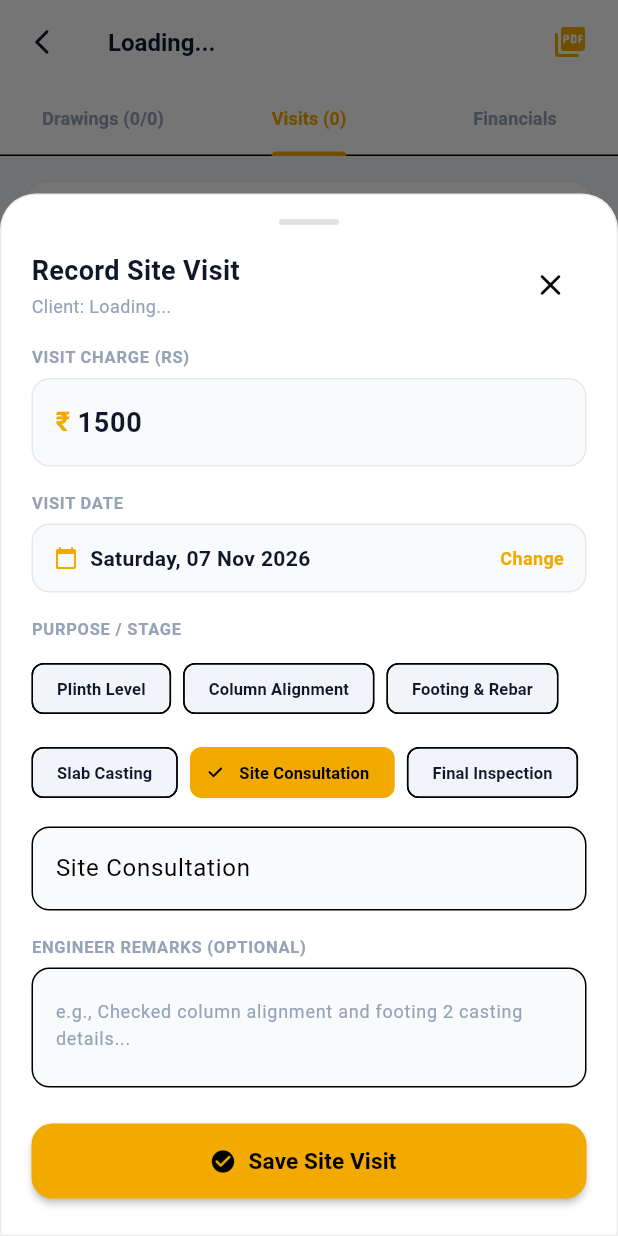
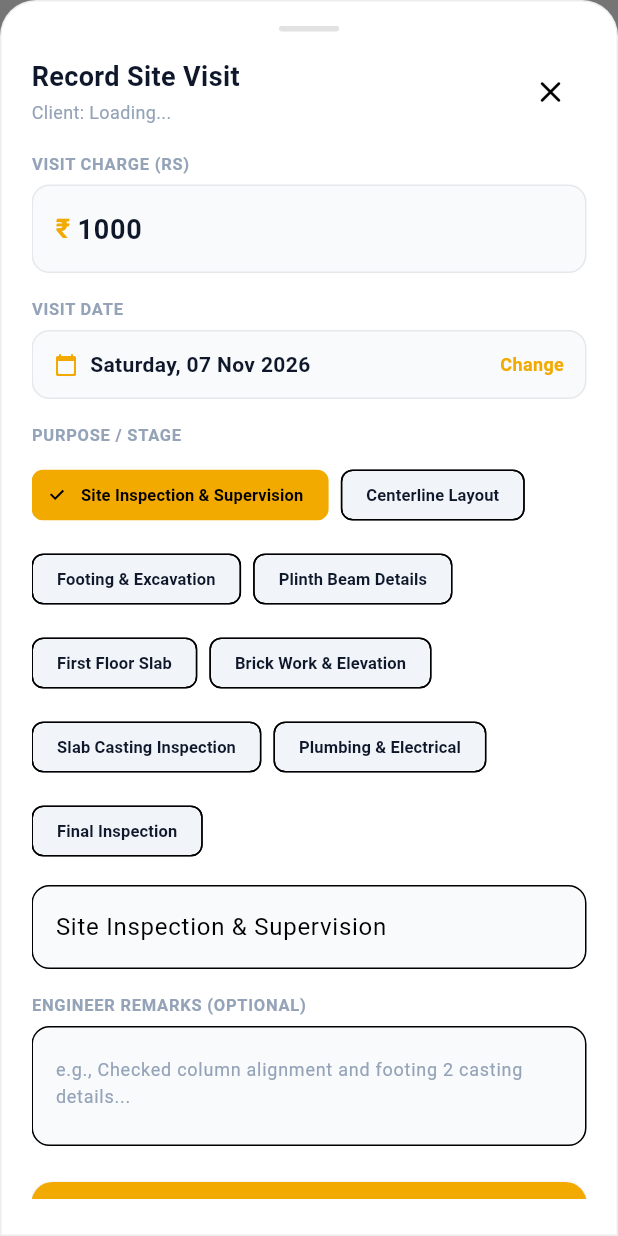
Before and after one commit to Tanvir4801/YS-Trackify, a Flutter app: the HousePlanDetailScreen screen opened directly with empty values, tab 2 chosen, after a tap on "+ Log Site Visit", on a phone screen of 412 x 824 dp. Run offline on Flutter 3.47's test engine with Material 3 defaults, Android fonts, the phone set to English and light mode, and no system bars; our stand-ins replace cloud_firestore, cloud_functions, connectivity_plus, device_info_plus, firebase_auth, firebase_core and 17 more; missing offline and left inert: dart:html, excel, firebase_app_check, mobile_scanner; accounts and stored records are empty.

Commit message:
fix(visits): consolidate to single +Log Site Visit button, remove FAB and bottom duplicate, fix amount validation and UI

```diff
--- a/lib/screens/plans/house_plan_detail_screen.dart
+++ b/lib/screens/plans/house_plan_detail_screen.dart
@@ -192,14 +192,6 @@ class _HousePlanDetailScreenState extends State<HousePlanDetailScreen>
           _buildFinancialsTab(owner, isDark, surface, border, textPrimary, textMuted),
         ],
       ),
-      floatingActionButton: _tabController.index == 1
-          ? FloatingActionButton.extended(
-              backgroundColor: AppColors.primaryColor(context),
-              icon: const Icon(Icons.add_rounded, color: Colors.black),
-              label: const Text('Log Visit', style: TextStyle(fontWeight: FontWeight.bold, color: Colors.black)),
-              onPressed: () => SiteVisitBottomSheet.show(context, owner: owner, provider: provider),
-            )
-          : null,
     );
   }
 
@@ -896,9 +888,9 @@ class _HousePlanDetailScreenState extends State<HousePlanDetailScreen>
     final visits = owner.siteVisits;
 
     return ListView(
-      padding: const EdgeInsets.fromLTRB(16, 16, 16, 88),
+      padding: const EdgeInsets.fromLTRB(16, 16, 16, 28),
       children: [
-        // Visits financial banner
+        // Visits financial banner with the single authoritative Log Visit action
         Container(
           padding: const EdgeInsets.all(16),
           decoration: BoxDecoration(
@@ -937,8 +929,8 @@ class _HousePlanDetailScreenState extends State<HousePlanDetailScreen>
                   label: const Text('+ Log Site Visit', style: TextStyle(fontWeight: FontWeight.bold, color: Colors.black, fontSize: 13)),
                   style: ElevatedButton.styleFrom(
                     backgroundColor: AppColors.primaryColor(context),
-                    padding: const EdgeInsets.symmetric(vertical: 11),
-                    shape: RoundedRectangleBorder(borderRadius: BorderRadius.circular(10)),
+                    padding: const EdgeInsets.symmetric(vertical: 12),
+                    shape: RoundedRectangleBorder(borderRadius: BorderRadius.circular(12)),
                     elevation: 0,
                   ),
                   onPressed: () => SiteVisitBottomSheet.show(context, owner: owner, provider: provider),
@@ -952,25 +944,14 @@ class _HousePlanDetailScreenState extends State<HousePlanDetailScreen>
         if (visits.isEmpty)
           Center(
             child: Padding(
-              padding: const EdgeInsets.symmetric(vertical: 36),
+              padding: const EdgeInsets.symmetric(vertical: 40),
               child: Column(
                 children: [
                   Icon(Icons.directions_car_filled_rounded, size: 48, color: textMuted.withValues(alpha: 0.5)),
                   const SizedBox(height: 12),
                   Text('No site visits recorded yet', style: TextStyle(fontSize: 14, fontWeight: FontWeight.w600, color: textPrimary)),
                   const SizedBox(height: 4),
-                  Text('Tap below to add a consultation or inspection trip.', textAlign: TextAlign.center, style: TextStyle(fontSize: 12, color: textMuted)),
-                  const SizedBox(height: 16),
-                  ElevatedButton.icon(
-                    icon: const Icon(Icons.add_rounded, size: 18, color: Colors.black),
-                    label: const Text('Log First Visit', style: TextStyle(fontWeight: FontWeight.bold, color: Colors.black)),
-                    style: ElevatedButton.styleFrom(
-                      backgroundColor: AppColors.primaryColor(context),
-                      padding: const EdgeInsets.symmetric(horizontal: 20, vertical: 10),
-                      shape: RoundedRectangleBorder(borderRadius: BorderRadius.circular(10)),
-                    ),
-                    onPressed: () => SiteVisitBottomSheet.show(context, owner: owner, provider: provider),
-                  ),
+                  Text('Tap "+ Log Site Visit" above to add an inspection or consultation trip.', textAlign: TextAlign.center, style: TextStyle(fontSize: 12, color: textMuted)),
                 ],
               ),
             ),
@@ -1128,6 +1109,11 @@ class _HousePlanDetailScreenState extends State<HousePlanDetailScreen>
                       );
                       if (confirm == true) {
                         await provider.deleteSiteVisit(ownerId: owner.id, visitId: v.id);
+                        if (context.mounted) {
+                          ScaffoldMessenger.of(context).showSnackBar(
+                            const SnackBar(content: Text('✓ Site visit deleted and fees updated')),
+                          );
+                        }
                       }
                     },
                   ),
@@ -1135,37 +1121,7 @@ class _HousePlanDetailScreenState extends State<HousePlanDetailScreen>
               ),
             );
           }),
-          const SizedBox(height: 10),
-          BouncyTap(
-            onTap: () => SiteVisitBottomSheet.show(context, owner: owner, provider: provider),
-            child: Container(
-              padding: const EdgeInsets.symmetric(vertical: 13),
-              decoration: BoxDecoration(
-                color: surface,
-                borderRadius: BorderRadius.circular(12),
-                border: Border.all(
-                  color: AppColors.primaryColor(context).withValues(alpha: 0.45),
-                  width: 1.2,
-                ),
-              ),
-              child: Row(
-                mainAxisAlignment: MainAxisAlignment.center,
-                children: [
-                  Icon(Icons.add_circle_outline_rounded, color: AppColors.primaryColor(context), size: 19),
-                  const SizedBox(width: 8),
-                  Text(
-                    '+ Log Another Site Visit',
-                    style: TextStyle(
-                      fontSize: 13,
-                      fontWeight: FontWeight.bold,
-                      color: AppColors.primaryColor(context),
-                    ),
-                  ),
-                ],
-              ),
-            ),
-          ),
-          const SizedBox(height: 70), // space for FAB
+          const SizedBox(height: 12),
         ],
       ],
     );
--- a/lib/screens/plans/widgets/site_visit_bottom_sheet.dart
+++ b/lib/screens/plans/widgets/site_visit_bottom_sheet.dart
@@ -41,19 +41,22 @@ class _SiteVisitBottomSheetState extends State<SiteVisitBottomSheet> {
   bool _isSaving = false;
 
   final List<String> _quickPurposes = [
-    'Plinth Level',
-    'Column Alignment',
-    'Footing & Rebar',
-    'Slab Casting',
-    'Site Consultation',
+    'Site Inspection & Supervision',
+    'Centerline Layout',
+    'Footing & Excavation',
+    'Plinth Beam Details',
+    'First Floor Slab',
+    'Brick Work & Elevation',
+    'Slab Casting Inspection',
+    'Plumbing & Electrical',
     'Final Inspection',
   ];
 
   @override
   void initState() {
     super.initState();
-    _amountCtrl = TextEditingController(text: '1500');
-    _purposeCtrl = TextEditingController(text: 'Site Consultation');
+    _amountCtrl = TextEditingController(text: '1000');
+    _purposeCtrl = TextEditingController(text: 'Site Inspection & Supervision');
     _notesCtrl = TextEditingController();
   }
 
@@ -79,10 +82,11 @@ class _SiteVisitBottomSheetState extends State<SiteVisitBottomSheet> {
   }
 
   Future<void> _handleSave() async {
-    final amount = double.tryParse(_amountCtrl.text.trim()) ?? 0.0;
-    if (amount <= 0) {
+    final amountText = _amountCtrl.text.trim();
+    final amount = double.tryParse(amountText);
+    if (amount == null || amount < 0) {
       ScaffoldMessenger.of(context).showSnackBar(
-        const SnackBar(content: Text('Please enter a valid visit amount')),
+        const SnackBar(content: Text('Please enter a valid visit amount (₹0 or more)')),
       );
       return;
     }
```
